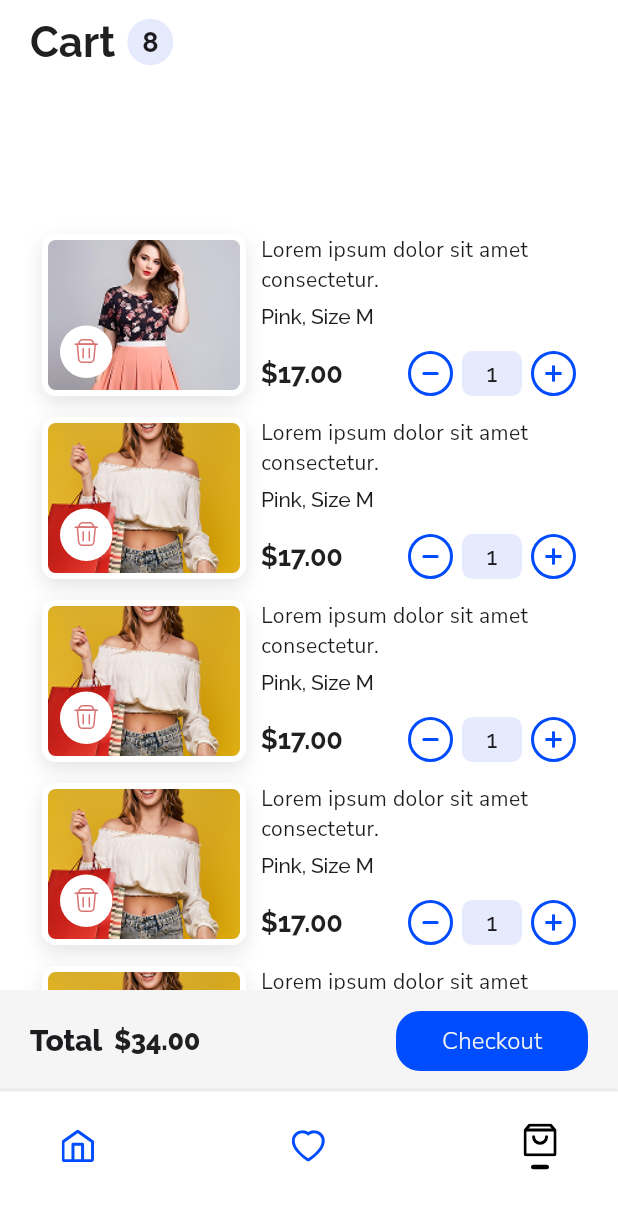
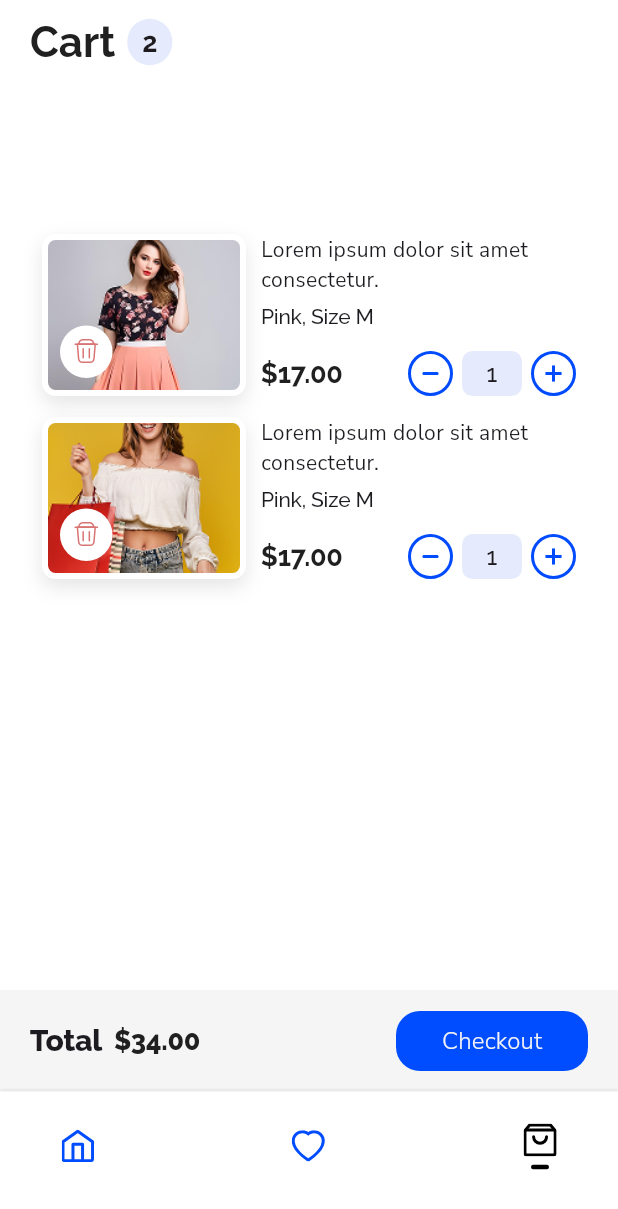
Before and after one commit to ReniX99/madshop-ui-burkov, a Flutter app: the CartScreen screen opened by its route, on a phone screen of 412 x 824 dp. Shown: the top 1209 px of the screen. Run offline on Flutter 3.47's test engine with Material 3 defaults, Android fonts, the phone set to English and light mode, and no system bars; our stand-ins replace flutter_svg, go_router, google_fonts; statements that could not run were skipped.

Commit message:
style: increase bottom padding of cart list

```diff
--- a/lib/data/cart_product.dart
+++ b/lib/data/cart_product.dart
@@ -19,58 +19,58 @@ final cartProductsData = <CartProduct>[
     price: 17.00,
     count: 1,
   ),
-  CartProduct(
-    id: 3,
-    imageUrl: 'assets/images/image_5.png',
-    name: 'Lorem ipsum dolor sit amet consectetur.',
-    color: 'Pink',
-    size: 'M',
-    price: 17.00,
-    count: 1,
-  ),
-  CartProduct(
-    id: 4,
-    imageUrl: 'assets/images/image_5.png',
-    name: 'Lorem ipsum dolor sit amet consectetur.',
-    color: 'Pink',
-    size: 'M',
-    price: 17.00,
-    count: 1,
-  ),
-  CartProduct(
-    id: 5,
-    imageUrl: 'assets/images/image_5.png',
-    name: 'Lorem ipsum dolor sit amet consectetur.',
-    color: 'Pink',
-    size: 'M',
-    price: 17.00,
-    count: 1,
-  ),
-  CartProduct(
-    id: 6,
-    imageUrl: 'assets/images/image_5.png',
-    name: 'Lorem ipsum dolor sit amet consectetur.',
-    color: 'Pink',
-    size: 'M',
-    price: 17.00,
-    count: 1,
-  ),
-  CartProduct(
-    id: 7,
-    imageUrl: 'assets/images/image_5.png',
-    name: 'Lorem ipsum dolor sit amet consectetur.',
-    color: 'Pink',
-    size: 'M',
-    price: 17.00,
-    count: 1,
-  ),
-  CartProduct(
-    id: 8,
-    imageUrl: 'assets/images/image_5.png',
-    name: 'Lorem ipsum dolor sit amet consectetur.',
-    color: 'Pink',
-    size: 'M',
-    price: 17.00,
-    count: 1,
-  ),
+  // CartProduct(
+  //   id: 3,
+  //   imageUrl: 'assets/images/image_5.png',
+  //   name: 'Lorem ipsum dolor sit amet consectetur.',
+  //   color: 'Pink',
+  //   size: 'M',
+  //   price: 17.00,
+  //   count: 1,
+  // ),
+  // CartProduct(
+  //   id: 4,
+  //   imageUrl: 'assets/images/image_5.png',
+  //   name: 'Lorem ipsum dolor sit amet consectetur.',
+  //   color: 'Pink',
+  //   size: 'M',
+  //   price: 17.00,
+  //   count: 1,
+  // ),
+  // CartProduct(
+  //   id: 5,
+  //   imageUrl: 'assets/images/image_5.png',
+  //   name: 'Lorem ipsum dolor sit amet consectetur.',
+  //   color: 'Pink',
+  //   size: 'M',
+  //   price: 17.00,
+  //   count: 1,
+  // ),
+  // CartProduct(
+  //   id: 6,
+  //   imageUrl: 'assets/images/image_5.png',
+  //   name: 'Lorem ipsum dolor sit amet consectetur.',
+  //   color: 'Pink',
+  //   size: 'M',
+  //   price: 17.00,
+  //   count: 1,
+  // ),
+  // CartProduct(
+  //   id: 7,
+  //   imageUrl: 'assets/images/image_5.png',
+  //   name: 'Lorem ipsum dolor sit amet consectetur.',
+  //   color: 'Pink',
+  //   size: 'M',
+  //   price: 17.00,
+  //   count: 1,
+  // ),
+  // CartProduct(
+  //   id: 8,
+  //   imageUrl: 'assets/images/image_5.png',
+  //   name: 'Lorem ipsum dolor sit amet consectetur.',
+  //   color: 'Pink',
+  //   size: 'M',
+  //   price: 17.00,
+  //   count: 1,
+  // ),
 ];
--- a/lib/features/cart/widgets/cart_list.dart
+++ b/lib/features/cart/widgets/cart_list.dart
@@ -10,7 +10,12 @@ class CartList extends StatelessWidget {
   Widget build(BuildContext context) {
     return ListView.separated(
       itemCount: cartProductsData.length,
-      padding: const EdgeInsets.only(left: 28, right: 28, top: 100, bottom: 40),
+      padding: const EdgeInsets.only(
+        left: 28,
+        right: 28,
+        top: 100,
+        bottom: 100,
+      ),
       itemBuilder: (context, i) =>
           CartListItem(cartProduct: cartProductsData[i]),
       separatorBuilder: (context, _) => const SizedBox(height: 14),
```
